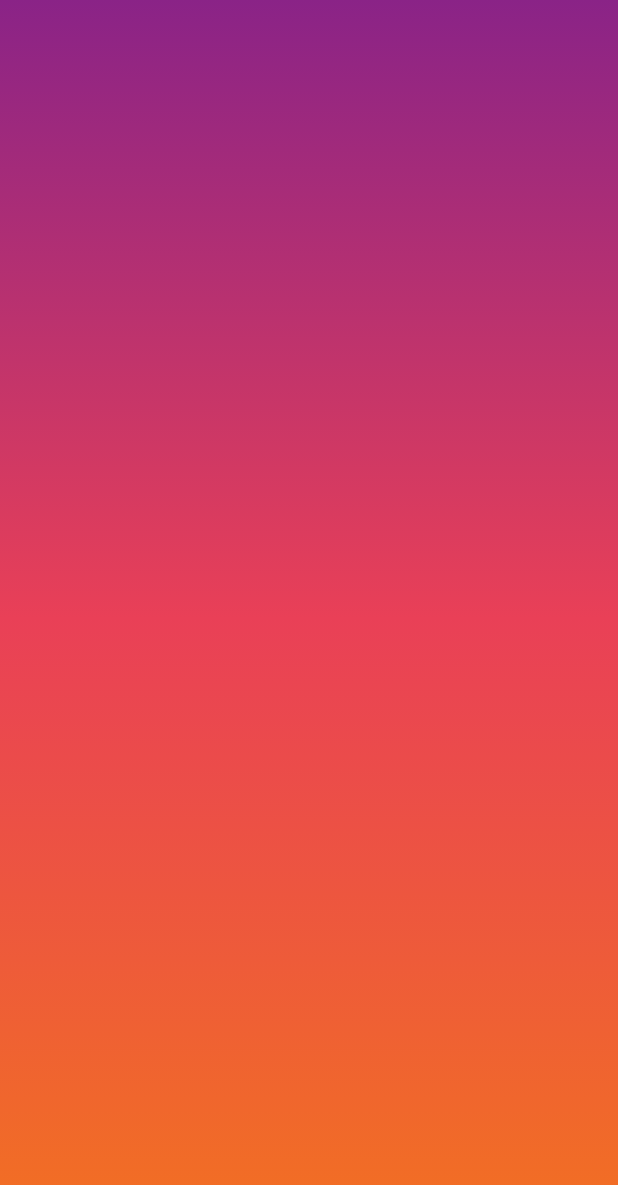
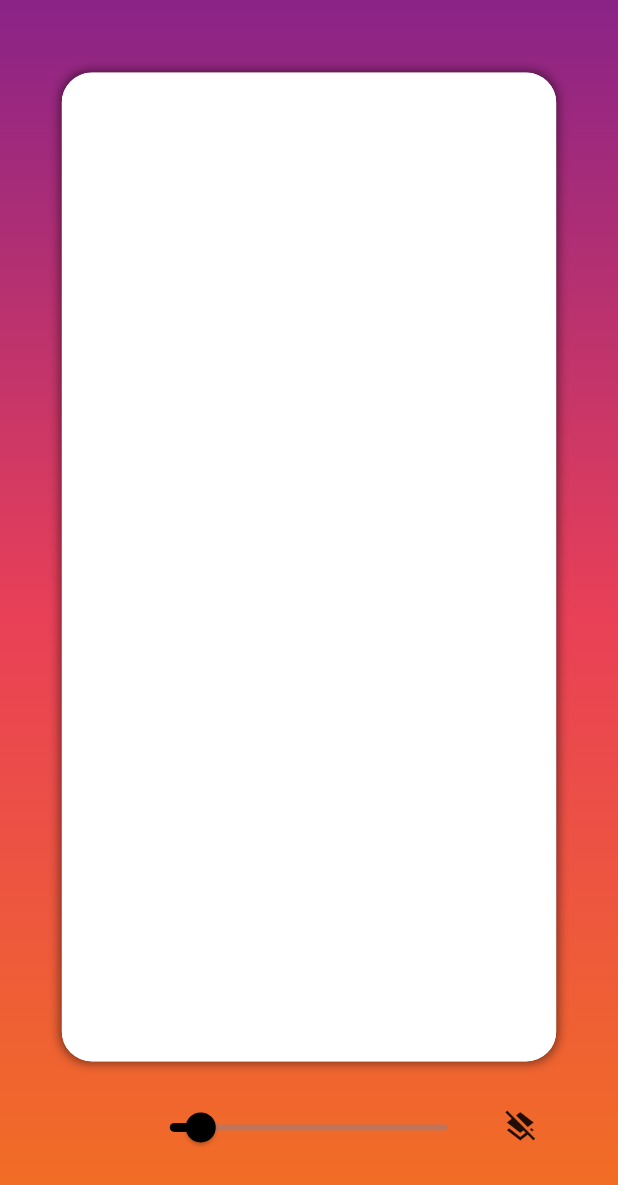
Before and after one commit to RuddyQuispe/flutter-paint, a Flutter app: the screen it shows after launch, on a phone screen of 412 x 824 dp. Shown: the top 1185 px of the screen. Run offline on Flutter 3.47's test engine with Material 2 defaults, Android fonts, the phone set to English and light mode, and no system bars; our stand-ins replace flutter_colorpicker.

Commit message:
build: create CustomPainter

```diff
--- /dev/null
+++ b/lib/custom_painter.dart
@@ -0,0 +1,36 @@
+import 'dart:ui';
+
+import 'package:flutter/cupertino.dart';
+import 'package:flutter/material.dart';
+
+class MyCustomPainter extends CustomPainter {
+  List<Offset> points;
+  Color color;
+  double stroke;
+
+  MyCustomPainter({this.points, this.color, this.stroke});
+
+  @override
+  void paint(Canvas canvas, Size size) {
+    Paint background = Paint()..color = Colors.white;
+    Rect rect = Rect.fromLTWH(0, 0, size.width, size.height);
+    canvas.drawRect(rect, background);
+    Paint paint = Paint();
+    paint.color = Colors.black;
+    paint.strokeWidth = 2.0;
+    paint.isAntiAlias = true;
+    paint.strokeCap = StrokeCap.round;
+    for (var i = 0; i < points.length - 1; i++) {
+      if (points[i] != null && points[i + 1] != null) {
+        canvas.drawLine(points[i], points[i + 1], paint);
+      } else if (points[i] != null && points[i + 1] != null) {
+        canvas.drawPoints(PointMode.points, [points[i]], paint);
+      }
+    }
+  }
+
+  @override
+  bool shouldRepaint(covariant CustomPainter oldDelegate) {
+    throw UnimplementedError();
+  }
+}
--- a/lib/home_page.dart
+++ b/lib/home_page.dart
@@ -1,4 +1,6 @@
 import 'package:flutter/material.dart';
+import 'package:flutter_colorpicker/flutter_colorpicker.dart';
+import 'package:paint_flutter_app/custom_painter.dart';
 
 class MyHomePage extends StatefulWidget {
   MyHomePage({Key key}) : super(key: key);
@@ -8,8 +10,21 @@ class MyHomePage extends StatefulWidget {
 }
 
 class _MyHomePageState extends State<MyHomePage> {
+  List<Offset> points;
+  Color selectedColor;
+  double strokeWidth;
+
+  @override
+  void initState() {
+    super.initState();
+    selectedColor = Colors.black;
+    strokeWidth = 2.0;
+  }
+
   @override
   Widget build(BuildContext context) {
+    final double width = MediaQuery.of(context).size.width;
+    final double height = MediaQuery.of(context).size.height;
     return Scaffold(
       body: Stack(
         children: [
@@ -23,9 +38,113 @@ class _MyHomePageState extends State<MyHomePage> {
                   Color.fromRGBO(233, 64, 87, 1.0),
                   Color.fromRGBO(242, 113, 33, 1.0)
                 ])),
+          ),
+          Center(
+            child: Column(
+              mainAxisAlignment: MainAxisAlignment.center,
+              crossAxisAlignment: CrossAxisAlignment.center,
+              children: [
+                Container(
+                  width: width * 0.80,
+                  height: height * 0.80,
+                  decoration: BoxDecoration(
+                      color: Colors.white,
+                      borderRadius: BorderRadius.all(Radius.circular(20.0)),
+                      boxShadow: [
+                        BoxShadow(
+                            color: Colors.black.withOpacity(0.5),
+                            blurRadius: 5.0,
+                            spreadRadius: 1.0),
+                      ]),
+                  child: GestureDetector(
+                    onPanDown: (details) {
+                      this.setState(() {
+                        points.add(details.localPosition);
+                      });
+                    },
+                    onPanUpdate: (details) {
+                      this.setState(() {
+                        points.add(details.localPosition);
+                      });
+                    },
+                    onPanEnd: (details) {
+                      this.setState(() {
+                        points.add(null);
+                      });
+                    },
+                    child: ClipRRect(
+                      borderRadius: BorderRadius.all(Radius.circular(20.0)),
+                      child: CustomPaint(
+                        painter: MyCustomPainter(
+                            points: points,
+                            color: selectedColor,
+                            stroke: strokeWidth),
+                      ),
+                    ),
+                  ),
+                ),
+                SizedBox(
+                  height: 20,
+                ),
+                Container(
+                  width: width * 0.80,
+                  decoration: BoxDecoration(
+                      color: Colors.white,
+                      borderRadius: BorderRadius.all(Radius.circular(20.0))),
+                  child: Row(
+                    children: [
+                      IconButton(
+                          icon:
+                              Icon(Icons.color_lens, color: this.selectedColor),
+                          onPressed: () => selectColor()),
+                      Expanded(
+                          child: Slider(
+                        min: 1.0,
+                        max: 10,
+                        activeColor: selectedColor,
+                        value: strokeWidth,
+                        onChanged: (value) {
+                          this.setState(() {
+                            strokeWidth = value;
+                          });
+                        },
+                      )),
+                      IconButton(
+                          icon: Icon(Icons.layers_clear),
+                          onPressed: () => this.setState(() {
+                                points.clear();
+                              })),
+                    ],
+                  ),
+                )
+              ],
+            ),
           )
         ],
       ),
     );
   }
+
+  void selectColor() {
+    showDialog(
+        context: context,
+        child: AlertDialog(
+          title: const Text("Select a Color"),
+          content: SingleChildScrollView(
+            child: BlockPicker(
+              pickerColor: selectedColor,
+              onColorChanged: (value) => this.setState(() {
+                this.selectedColor = value;
+              }),
+            ),
+          ),
+          actions: [
+            FlatButton(
+                onPressed: () {
+                  Navigator.of(context).pop();
+                },
+                child: Text("Close"))
+          ],
+        ));
+  }
 }
```
